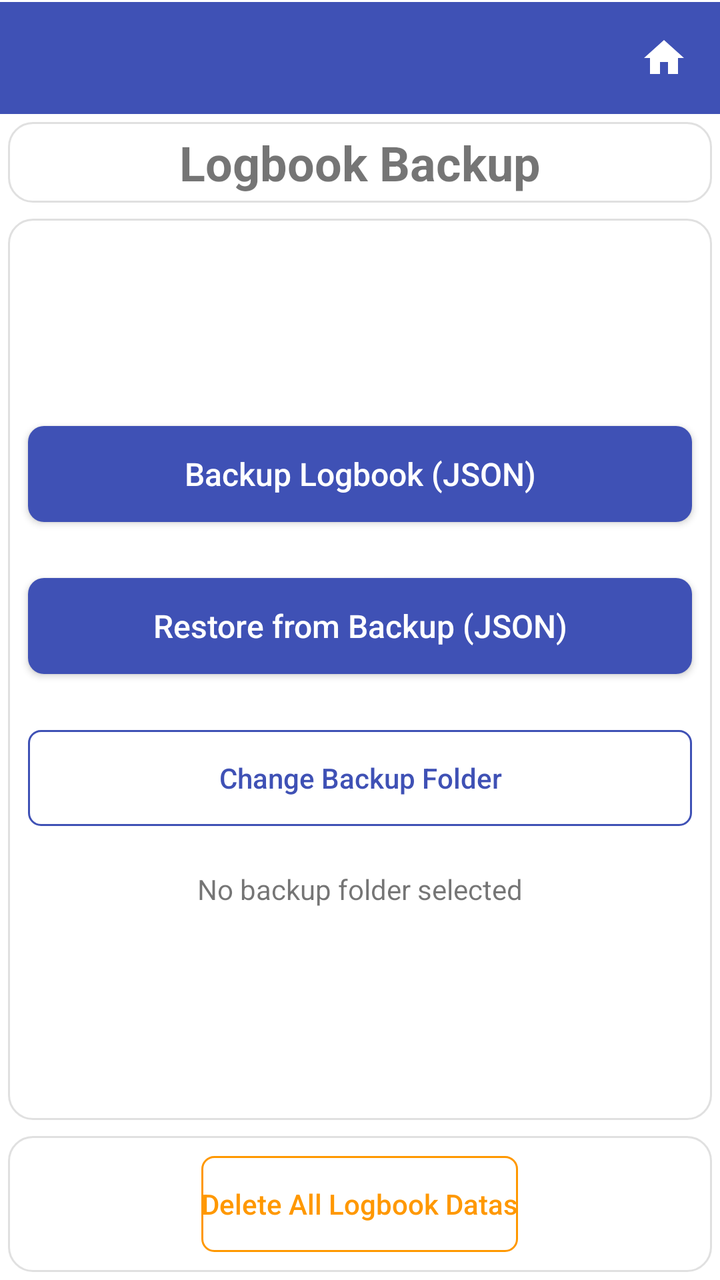
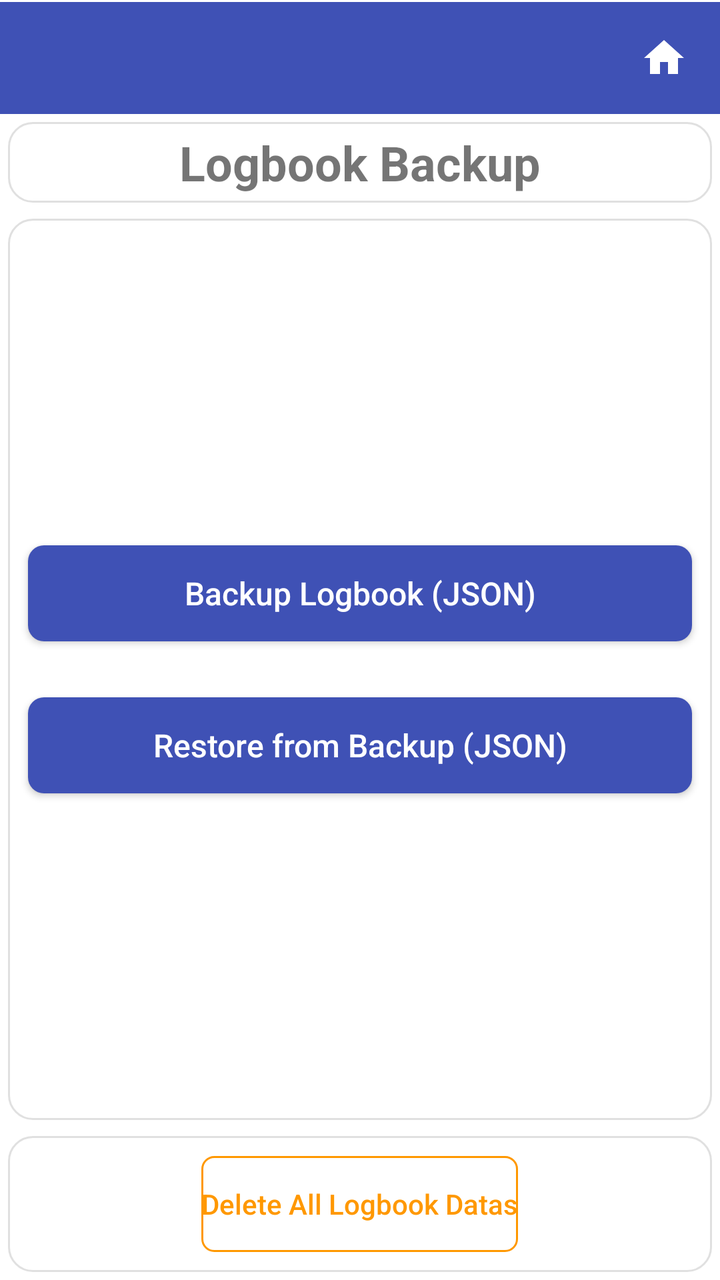

An Android layout rendered at two revisions. The XML below is the earlier revision; the diff shows what the commit changed to produce the second picture.
<!-- AndroidManifest.xml: application theme Theme.StripToLogbook.View -->
<!-- res/layout/activity_backup.xml -->
<?xml version="1.0" encoding="utf-8"?>
<LinearLayout xmlns:android="http://schemas.android.com/apk/res/android"
    android:layout_width="match_parent"
    android:layout_height="match_parent"
    android:orientation="vertical">

    
    <include layout="@layout/view_app_toolbar" />

    
    <LinearLayout
        style="@style/Card.Surface"
        android:layout_width="match_parent"
        android:layout_height="wrap_content"
        android:autoSizeTextType="uniform"
        android:orientation="vertical"
        android:gravity="center">

        <TextView
            android:layout_width="wrap_content"
            android:layout_height="wrap_content"
            android:layout_gravity="center"
            android:text="Logbook Backup"
            android:textSize="24sp"
            android:textStyle="bold" />

    </LinearLayout>

    <LinearLayout
        style="@style/Card.Surface"
        android:gravity="center"
        android:layout_width="match_parent"
        android:layout_height="0dp"
        android:layout_weight="1"
        android:layout_marginTop="6dp">

        <LinearLayout
            android:layout_width="match_parent"
            android:layout_height="wrap_content"
            android:orientation="vertical">

            <Button
                android:id="@+id/btn_backup_json"
                style="@style/PrimaryButtonStyle"
                android:layout_width="match_parent"
                android:layout_height="wrap_content"
                android:text="Backup Logbook (JSON)" />

            <Space
                android:layout_width="match_parent"
                android:layout_height="16dp" />

            <Button
                android:id="@+id/btn_restore"
                style="@style/PrimaryButtonStyle"
                android:layout_width="match_parent"
                android:layout_height="wrap_content"
                android:text="Restore from Backup (JSON)" />

            <Space
                android:layout_width="match_parent"
                android:layout_height="16dp" />

            <Button
                android:id="@+id/btn_change_backup_folder"
                style="@style/SecondaryButtonStyle"
                android:layout_width="match_parent"
                android:layout_height="wrap_content"
                android:text="Change Backup Folder" />

            <Space
                android:layout_width="match_parent"
                android:layout_height="8dp" />

            <TextView
                android:id="@+id/txt_backup_folder_path"
                android:layout_width="match_parent"
                android:layout_height="wrap_content"
                android:gravity="center"
                android:padding="8dp"
                android:text="No backup folder selected" />

        </LinearLayout>
    </LinearLayout>

    
    <LinearLayout
        style="@style/Card.Surface"
        android:layout_width="match_parent"
        android:layout_height="wrap_content"
        android:gravity="center"
        android:orientation="horizontal"
        android:layout_marginBottom="30dp" >

        <Button
            android:id="@+id/btn_delete_all"
            style="@style/SecondaryButtonWarningStyle"
            android:layout_width="wrap_content"
            android:layout_height="wrap_content"
            android:text="Delete All Logbook Datas" />

    </LinearLayout>

</LinearLayout>
<!-- res/layout/view_app_toolbar.xml (included above) -->
<?xml version="1.0" encoding="utf-8"?>
<LinearLayout xmlns:android="http://schemas.android.com/apk/res/android"
    android:id="@+id/toolbar_container"
    android:layout_width="match_parent"
    android:layout_height="wrap_content"
    android:orientation="vertical"
    android:background="@color/colorPrimary">

    <View
        android:id="@+id/status_bar_spacer"
        android:layout_width="match_parent"
        android:layout_height="0dp"
        android:background="@color/colorPrimary" />

    <View
        android:layout_width="match_parent"
        android:layout_height="1dp"
        android:background="@color/surface" />

    <LinearLayout
        android:layout_width="match_parent"
        android:layout_height="wrap_content"
        android:orientation="horizontal"
        android:gravity="center_vertical"
        android:background="@color/colorPrimary">

        <androidx.appcompat.widget.Toolbar
            android:id="@+id/toolbar"
            style="@style/ToolbarStyle"
            android:layout_width="0dp"
            android:layout_height="wrap_content"
            android:layout_weight="1"
            android:background="@color/colorPrimary"
            android:minHeight="?attr/actionBarSize" />

        <ImageButton
            android:id="@+id/btn_home"
            android:layout_width="?attr/actionBarSize"
            android:layout_height="?attr/actionBarSize"
            android:background="?attr/selectableItemBackgroundBorderless"
            android:contentDescription="Home"
            android:src="@drawable/ic_home" />
    </LinearLayout>
</LinearLayout>
<!-- resources referenced by this layout -->
<resources>
  <color name="colorPrimary">#3F51B5</color>
  <color name="surface">#FFFFFFFF</color>
  <style name="Card.Surface">
          <item name="android:background">@drawable/bg_card</item>
          <item name="android:padding">4dp</item>
          <item name="android:layout_margin">4dp</item>
      </style>
  <style name="SecondaryButtonStyle" parent="Widget.AppCompat.Button">
          <item name="android:background">@drawable/bg_button_secondary</item>
          <item name="android:textColor">@color/colorPrimary</item>
          <item name="android:textSize">14sp</item>
          <item name="android:layout_margin">6dp</item>
         <item name="android:gravity">center</item>
          <item name="android:elevation">1dp</item>
          <item name="android:textAllCaps">false</item>
      </style>
  <style name="ToolbarStyle" parent="Widget.AppCompat.Toolbar">
          <item name="android:background">@color/colorPrimary</item>
          <item name="titleTextAppearance">@style/ToolbarTitleStyle</item>
      </style>
  <!-- drawable bg_card (drawable) -->
  <?xml version="1.0" encoding="utf-8"?>
  <shape xmlns:android="http://schemas.android.com/apk/res/android">
      <solid android:color="@color/surface" />
      <corners android:radius="12dp" />
      <stroke android:width="1dp"
          android:color="@color/border" />
  </shape>
  <!-- drawable bg_button_primary (drawable) -->
  <?xml version="1.0" encoding="utf-8"?>
  <shape xmlns:android="http://schemas.android.com/apk/res/android">
      <solid android:color="@color/colorPrimary" />
      <corners android:radius="8dp" />
  </shape>
  <!-- drawable bg_button_secondary (drawable) -->
  <?xml version="1.0" encoding="utf-8"?>
  <shape xmlns:android="http://schemas.android.com/apk/res/android">
      <solid android:color="@android:color/transparent" />
      <stroke android:width="1dp" android:color="@color/colorPrimary" />
      <corners android:radius="6dp" />
  </shape>
  <!-- drawable bg_button_warning (drawable) -->
  <?xml version="1.0" encoding="utf-8"?>
  <shape xmlns:android="http://schemas.android.com/apk/res/android">
      <solid android:color="@android:color/transparent" />
      <stroke android:width="1dp" android:color="@color/warning" />
      <corners android:radius="6dp" />
  </shape>
  <color name="warning">#FF9800</color>
  <style name="ToolbarTitleStyle" parent="Widget.AppCompat.EditText">
          
          <item name="android:textColor">@color/surface</item>
          <item name="tint">@android:color/white</item>
      </style>
  <color name="purple_500">#FF6200EE</color>
  <color name="purple_700">#FF3700B3</color>
  <color name="teal_200">#FF03DAC5</color>
  <color name="dropdown_background">#FFFFFFFF</color>
  <style name="NoBackgroundTextView" parent="Widget.AppCompat.TextView">
          <item name="android:background">@null</item>
      </style>
  <style name="ToolbarNavButtonStyle" parent="Widget.AppCompat.Toolbar.Button.Navigation">
          <item name="android:tint">@color/surface</item>
      </style>
  <color name="border">#E0E0E0</color>
  <!-- drawable edittext_background (drawable) -->
  <selector xmlns:android="http://schemas.android.com/apk/res/android">
      <item android:state_enabled="false"
          android:drawable="@android:color/transparent" />
      <item android:drawable="@drawable/edittext_background_shape" />
  
  
  
  </selector>
  <color name="text_primary">#DE000000</color>
  <!-- drawable edittext_background_shape (drawable) -->
  <shape xmlns:android="http://schemas.android.com/apk/res/android">
      <solid android:color="@color/edittext_background_color" />
      <corners android:radius="4dp" />
      
      <stroke android:width="1dp" android:color="@color/edittext_stroke_color" />
  </shape>
  <color name="edittext_background_color">#F5F5F5</color>
  <color name="edittext_stroke_color">#DDDDDD</color>
  <!-- unchanged entries left out for length: 6 -->
</resources>

<!-- the commit's change to res/layout/activity_backup.xml (unified diff, before → after) -->
@@ -56,29 +56,6 @@
                 android:layout_width="match_parent"
                 android:layout_height="wrap_content"
                 android:text="Restore from Backup (JSON)" />
-
-            <Space
-                android:layout_width="match_parent"
-                android:layout_height="16dp" />
-
-            <Button
-                android:id="@+id/btn_change_backup_folder"
-                style="@style/SecondaryButtonStyle"
-                android:layout_width="match_parent"
-                android:layout_height="wrap_content"
-                android:text="Change Backup Folder" />
-
-            <Space
-                android:layout_width="match_parent"
-                android:layout_height="8dp" />
-
-            <TextView
-                android:id="@+id/txt_backup_folder_path"
-                android:layout_width="match_parent"
-                android:layout_height="wrap_content"
-                android:gravity="center"
-                android:padding="8dp"
-                android:text="No backup folder selected" />
 
         </LinearLayout>
     </LinearLayout>
<!-- resource entries referenced after the edit -->
@@ -6,15 +6,6 @@
           <item name="android:background">@drawable/bg_card</item>
           <item name="android:padding">4dp</item>
           <item name="android:layout_margin">4dp</item>
-      </style>
-  <style name="SecondaryButtonStyle" parent="Widget.AppCompat.Button">
-          <item name="android:background">@drawable/bg_button_secondary</item>
-          <item name="android:textColor">@color/colorPrimary</item>
-          <item name="android:textSize">14sp</item>
-          <item name="android:layout_margin">6dp</item>
-         <item name="android:gravity">center</item>
-          <item name="android:elevation">1dp</item>
-          <item name="android:textAllCaps">false</item>
       </style>
   <style name="ToolbarStyle" parent="Widget.AppCompat.Toolbar">
           <item name="android:background">@color/colorPrimary</item>
@@ -33,13 +24,6 @@
   <shape xmlns:android="http://schemas.android.com/apk/res/android">
       <solid android:color="@color/colorPrimary" />
       <corners android:radius="8dp" />
-  </shape>
-  <!-- drawable bg_button_secondary (drawable) -->
-  <?xml version="1.0" encoding="utf-8"?>
-  <shape xmlns:android="http://schemas.android.com/apk/res/android">
-      <solid android:color="@android:color/transparent" />
-      <stroke android:width="1dp" android:color="@color/colorPrimary" />
-      <corners android:radius="6dp" />
   </shape>
   <!-- drawable bg_button_warning (drawable) -->
   <?xml version="1.0" encoding="utf-8"?>
